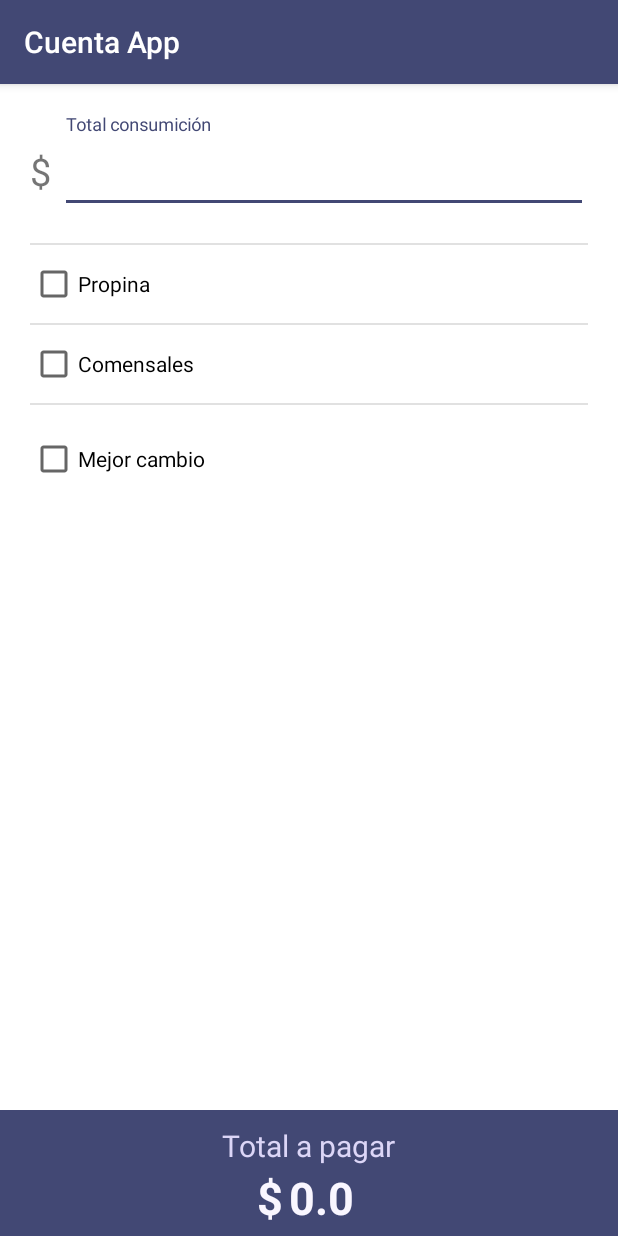
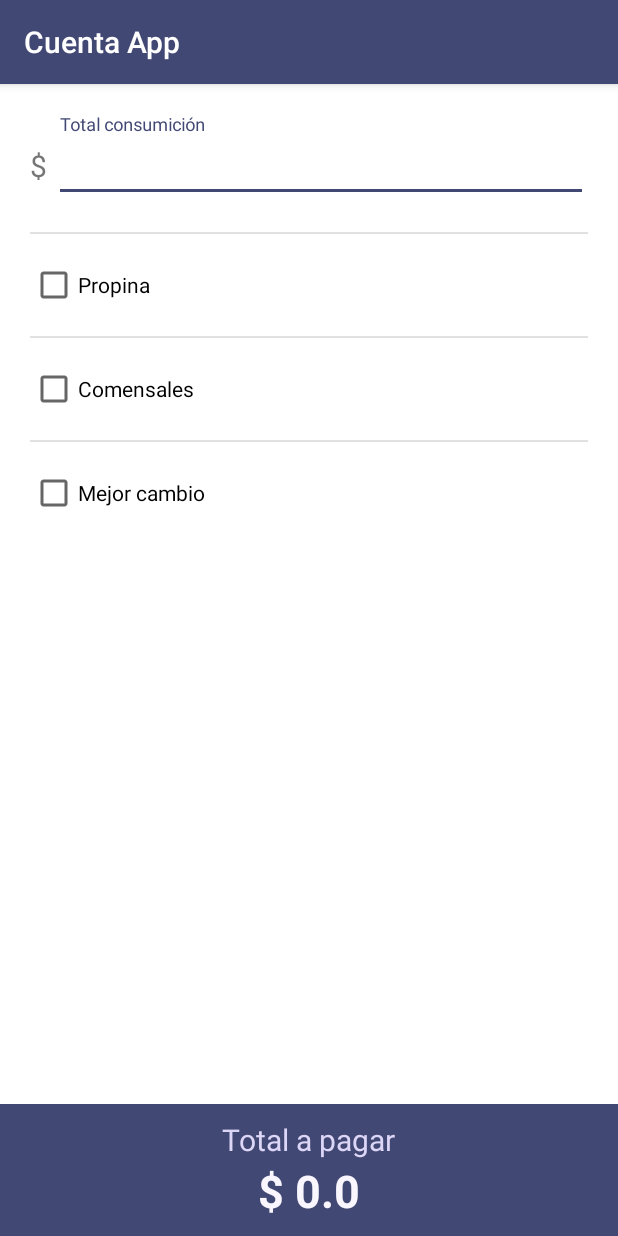
Before and after one commit to alexismorison95/propina-android-app, an Android app: the screen it shows after launch (MainActivity), on a phone screen of 412 x 824 dp. Run offline under Robolectric (Android 15) with nearby library versions, the light colour scheme and no system bars.

Commit message:
fixed algunas cosas

```diff
--- a/app/src/main/java/com/example/test/MainActivity.kt
+++ b/app/src/main/java/com/example/test/MainActivity.kt
@@ -17,7 +17,7 @@ class MainActivity : AppCompatActivity() {
     private lateinit var porcentajeText: TextView;
     private lateinit var consumicion: TextInputEditText;
     private lateinit var propina: TextView;
-    private lateinit var total: TextInputEditText;
+    private lateinit var total: TextView;
     private lateinit var propinaCheck: CheckBox;
     private lateinit var propinaLayout: LinearLayout
     private lateinit var comensalesCheck: CheckBox
@@ -206,7 +206,7 @@ class MainActivity : AppCompatActivity() {
                     propina.text = (round(propinaNumber * 100) / 100).toString()
                 }
 
-                total.setText(totalNumber.toString())
+                total.text = (round(totalNumber * 100) / 100).toString()
             }
             else {
 
@@ -235,7 +235,7 @@ class MainActivity : AppCompatActivity() {
 
                     comensalesTotal.text = (round(totalPorCNumber * 100) / 100).toString()
 
-                    total.setText(totalNumber.toString())
+                    total.text = (round(totalNumber * 100) / 100).toString()
                 }
                 else {
 
@@ -258,7 +258,7 @@ class MainActivity : AppCompatActivity() {
 
                         comensalesTotal.text = (round(totalPorCNumber * 100) / 100).toString()
 
-                        total.setText(totalNumber.toString())
+                        total.text = (round(totalNumber * 100) / 100).toString()
                     }
                     else {
 
@@ -273,7 +273,7 @@ class MainActivity : AppCompatActivity() {
                             totalNumber = ceil(consumicionNumber)
                         }
 
-                        total.setText(totalNumber.toString())
+                        total.text = (round(totalNumber * 100) / 100).toString()
                     }
                 }
             }
@@ -281,7 +281,9 @@ class MainActivity : AppCompatActivity() {
         else {
             propina.text = "0.0"
 
-            total.setText("0.0")
+            total.text = "0.0"
+
+            comensalesTotal.text = "0.0"
 
             propinaNumber = 0.0
 
--- a/app/src/main/res/layout/activity_main.xml
+++ b/app/src/main/res/layout/activity_main.xml
@@ -29,7 +29,7 @@
                     android:layout_width="wrap_content"
                     android:layout_height="wrap_content"
                     android:text="$ "
-                    android:textSize="25sp"/>
+                    android:textSize="20sp"/>
 
                 <com.google.android.material.textfield.TextInputLayout
                     android:layout_width="match_parent"
@@ -40,7 +40,7 @@
                         android:layout_width="match_parent"
                         android:layout_height="wrap_content"
                         android:hint="Total consumición"
-                        android:textSize="25sp"
+                        android:textSize="20sp"
                         android:inputType="numberDecimal"
                         android:imeOptions="actionDone"/>
                 </com.google.android.material.textfield.TextInputLayout>
@@ -51,7 +51,7 @@
                 android:layout_width="match_parent"
                 android:layout_height="1dip"
                 android:background="@color/colorGris"
-                android:layout_marginBottom="10dp"/>
+                android:layout_marginBottom="18dp"/>
 
             <CheckBox
                 android:id="@+id/propinaCheck"
@@ -65,14 +65,14 @@
                 android:layout_width="match_parent"
                 android:layout_height="1dip"
                 android:background="@color/colorGris"
-                android:layout_marginTop="10dp"/>
+                android:layout_marginTop="18dp"/>
 
             <CheckBox
                 android:id="@+id/comensalesCheck"
                 android:layout_width="match_parent"
                 android:layout_height="wrap_content"
                 android:text="Comensales"
-                android:layout_marginTop="10dp"/>
+                android:layout_marginTop="18dp"/>
 
             <include layout="@layout/comensal_layout"/>
 
@@ -80,14 +80,14 @@
                 android:layout_width="match_parent"
                 android:layout_height="1dip"
                 android:background="@color/colorGris"
-                android:layout_marginVertical="10dp"/>
+                android:layout_marginTop="18dp"/>
 
             <CheckBox
                 android:id="@+id/cambioCheck"
                 android:layout_width="match_parent"
                 android:layout_height="wrap_content"
                 android:text="Mejor cambio"
-                android:layout_marginTop="10dp"/>
+                android:layout_marginTop="18dp"/>
 
         </LinearLayout>
 
@@ -100,54 +100,37 @@
         android:orientation="vertical"
         android:layout_alignParentBottom="true"
         android:gravity="center_horizontal"
-        android:background="@color/colorPrimary">
+        android:background="@color/colorPrimary"
+        android:padding="10dp">
 
         <TextView
             android:layout_width="wrap_content"
             android:layout_height="wrap_content"
             android:text="Total a pagar"
             android:textSize="20sp"
-            android:textColor="@color/colorCard2"
-            android:layout_marginTop="10dp"
-            android:layout_centerInParent="true"/>
+            android:textColor="@color/colorCard2"/>
 
         <LinearLayout
             android:layout_width="wrap_content"
             android:layout_height="wrap_content"
-            android:orientation="horizontal"
-            android:layout_marginTop="-20dp"
-            android:layout_marginBottom="-25dp">
+            android:orientation="horizontal">
 
             <TextView
                 android:layout_width="wrap_content"
                 android:layout_height="wrap_content"
-                android:text="$"
+                android:text="$ "
                 android:textSize="30sp"
                 android:textColor="@color/colorCard1"
                 android:textStyle="bold"/>
 
-            <com.google.android.material.textfield.TextInputLayout
+            <TextView
+                android:id="@+id/inputTotal"
                 android:layout_width="wrap_content"
                 android:layout_height="wrap_content"
-                android:layout_marginBottom="20dp">
-
-                <com.google.android.material.textfield.TextInputEditText
-                    android:id="@+id/inputTotal"
-                    android:layout_width="match_parent"
-                    android:layout_height="wrap_content"
-                    android:hint=""
-                    android:text="0.0"
-                    android:textColor="@color/colorCard1"
-                    android:textColorHint="@color/colorCard1"
-                    android:textSize="30sp"
-                    android:inputType="numberDecimal"
-                    android:clickable="false"
-                    android:cursorVisible="false"
-                    android:focusable="false"
-                    android:focusableInTouchMode="false"
-                    android:theme="@style/BottomSection"
-                    android:textStyle="bold"/>
-            </com.google.android.material.textfield.TextInputLayout>
+                android:text="0.0"
+                android:textSize="30sp"
+                android:textColor="@color/colorCard1"
+                android:textStyle="bold"/>
 
         </LinearLayout>
 
```
